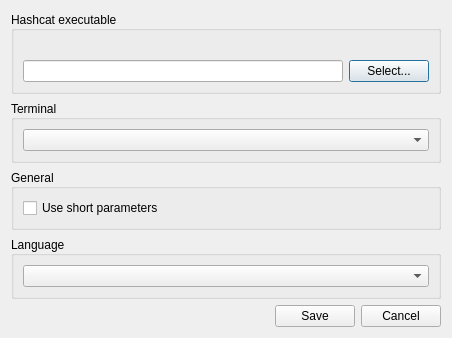
Old version of the form src/settingsdialog.ui in the repository rgroesslinger/hashcat-gui.
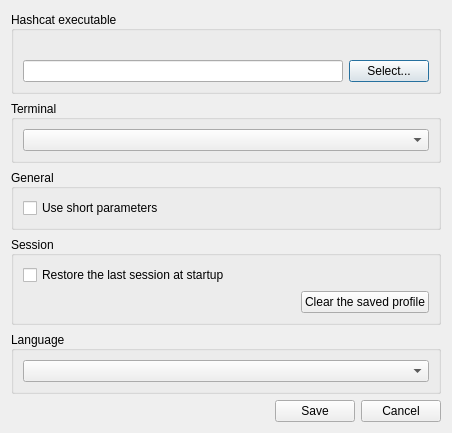
New version of the form.

Commit message:
Let the session be restored at startup or not
The application always remembered the last session and always read it back.
Some users want a fresh form at every start, so both are now a setting.

The settings can also clear the profile that was stored, which is the way to
get rid of a session that should not come back.

What changed in the file:
```diff
--- a/src/settingsdialog.ui
+++ b/src/settingsdialog.ui
@@ -155,6 +155,55 @@
      </layout>
     </widget>
    </item>
+   <item>
+    <widget class="QGroupBox" name="groupBox_session">
+     <property name="sizePolicy">
+      <sizepolicy hsizetype="Expanding" vsizetype="Preferred">
+       <horstretch>0</horstretch>
+       <verstretch>0</verstretch>
+      </sizepolicy>
+     </property>
+     <property name="title">
+      <string>Session</string>
+     </property>
+     <property name="alignment">
+      <set>Qt::AlignmentFlag::AlignLeft|Qt::AlignmentFlag::AlignVCenter</set>
+     </property>
+     <layout class="QVBoxLayout" name="verticalLayout_session">
+      <item>
+       <widget class="QCheckBox" name="checkBox_restore_session">
+        <property name="text">
+         <string>Restore the last session at startup</string>
+        </property>
+       </widget>
+      </item>
+      <item>
+       <layout class="QHBoxLayout" name="horizontalLayout_clear_profile">
+        <item>
+         <spacer name="horizontalSpacer_clear_profile">
+          <property name="orientation">
+           <enum>Qt::Orientation::Horizontal</enum>
+          </property>
+          <property name="sizeHint" stdset="0">
+           <size>
+            <width>40</width>
+            <height>20</height>
+           </size>
+          </property>
+         </spacer>
+        </item>
+        <item>
+         <widget class="QPushButton" name="pushButton_clear_profile">
+          <property name="text">
+           <string>Clear the saved profile</string>
+          </property>
+         </widget>
+        </item>
+       </layout>
+      </item>
+     </layout>
+    </widget>
+   </item>
    <item>
     <widget class="QGroupBox" name="groupBox_language">
      <property name="sizePolicy">
```
The commit also changes 9 other files.
